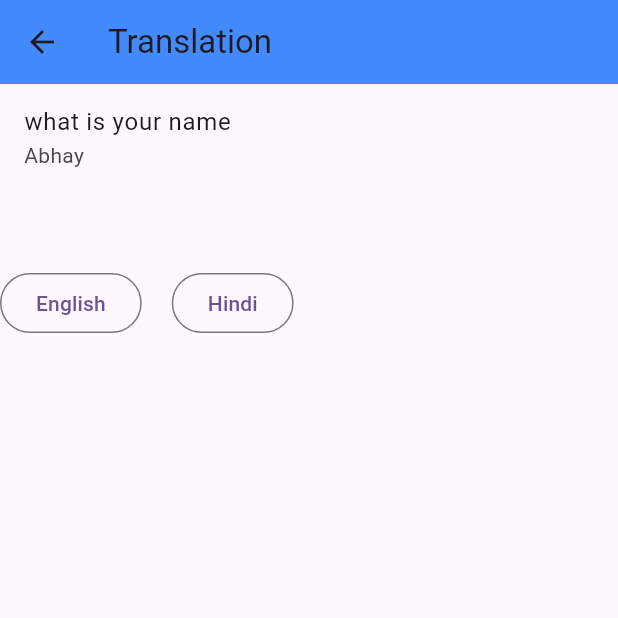
After one commit to nishadabhay/logintoregister, a Flutter app: the MyTranslation screen opened directly, after a tap on "English", on a phone screen of 412 x 824 dp, the top half of it. The commit adds this screen. Run offline on Flutter 3.47's test engine with Material 3 defaults, Android fonts, the phone set to English and light mode, and no system bars; our stand-ins replace dio, get, shared_preferences; accounts and stored records are empty; network calls fail.

Commit message:
use dio package

```diff
--- /dev/null
+++ b/lib/drawerpages/language.dart
@@ -0,0 +1,19 @@
+
+import 'package:get/get_navigation/src/root/internacionalization.dart';
+
+class Language extends Translations {
+  @override
+  // TODO: implement keys
+  Map<String, Map<String, String>> get keys => {
+    'en_US' : {
+      'message': 'what is your name',
+      'name' : 'Abhay'
+    },
+    'hi_IN' : {
+      'message': 'आपका क्या नाम है',
+      'name' : 'मेरा नाम अभय है'
+    },
+  };
+
+
+}
--- /dev/null
+++ b/lib/drawerpages/translation.dart
@@ -0,0 +1,43 @@
+import 'package:flutter/material.dart';
+import 'package:get/get.dart';
+import 'package:get/get_common/get_reset.dart';
+
+class MyTranslation extends StatefulWidget {
+  const MyTranslation({super.key});
+
+  @override
+  State<MyTranslation> createState() => _MyTranslationState();
+}
+
+class _MyTranslationState extends State<MyTranslation> {
+  @override
+  Widget build(BuildContext context) {
+    return Scaffold(
+      appBar: AppBar(title: Text("Translation"),backgroundColor: Colors.blueAccent,),
+      body: Column(
+        children: [
+
+          ListTile(
+            title: Text('message'.tr),
+            subtitle: Text('name'.tr),
+          ),
+          SizedBox(height: 50,),
+          Row(
+            children: [
+              OutlinedButton(onPressed: (){
+
+                Get.updateLocale(Locale('en' , 'US'));
+              }, child: Text("English")),
+              SizedBox(width: 20,),
+              OutlinedButton(onPressed: (){
+                Get.updateLocale(Locale('hi' , 'IN'));
+              }, child: Text("Hindi")),
+
+            ],
+          )
+        ],
+      ),
+    )
+    ;
+  }
+}
--- a/lib/main.dart
+++ b/lib/main.dart
@@ -1,4 +1,5 @@
 import 'package:flutter/material.dart';
+import 'package:lession1/drawerpages/language.dart';
 import 'package:lession1/loginpage.dart';
 import 'package:lession1/splsscreen.dart';
 import 'package:get/get.dart';
@@ -15,6 +16,9 @@ class MyApp extends StatelessWidget {
   Widget build(BuildContext context) {
     return GetMaterialApp(
         title: 'Flutter Demo',
+        locale: Locale('en' ,'US'),
+        translations: Language(),
+        fallbackLocale: Locale('en', 'US'),
         theme: ThemeData(
           colorScheme: ColorScheme.fromSeed(seedColor: Colors.deepPurple),
           useMaterial3: true,
--- a/pubspec.yaml
+++ b/pubspec.yaml
@@ -42,6 +42,9 @@ dependencies:
 
   # Api depency
   http: ^1.2.2
+
+  # Api integration using Dio Package
+  dio: ^5.7.0
 
 dev_dependencies:
   flutter_test:
```
Also changed, not shown: lib/ModelClass/PostModel.dart (added, +51 -0 lines), lib/ModelClass/modelclass.dart (deleted, +0 -95 lines), lib/drawerpages/profile.dart (+51 -1 lines), lib/drawerpages/setting.dart (+63 -7 lines), lib/home.dart (+39 -17 lines), lib/setting.dart (+59 -2 lines), pubspec.lock.
